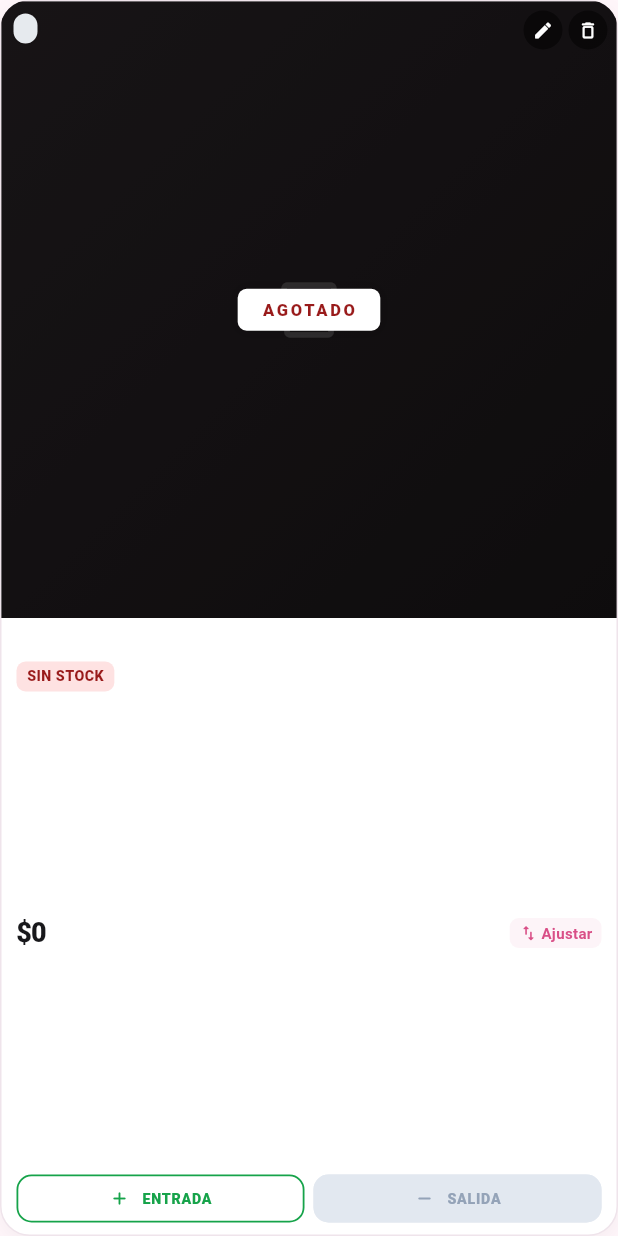
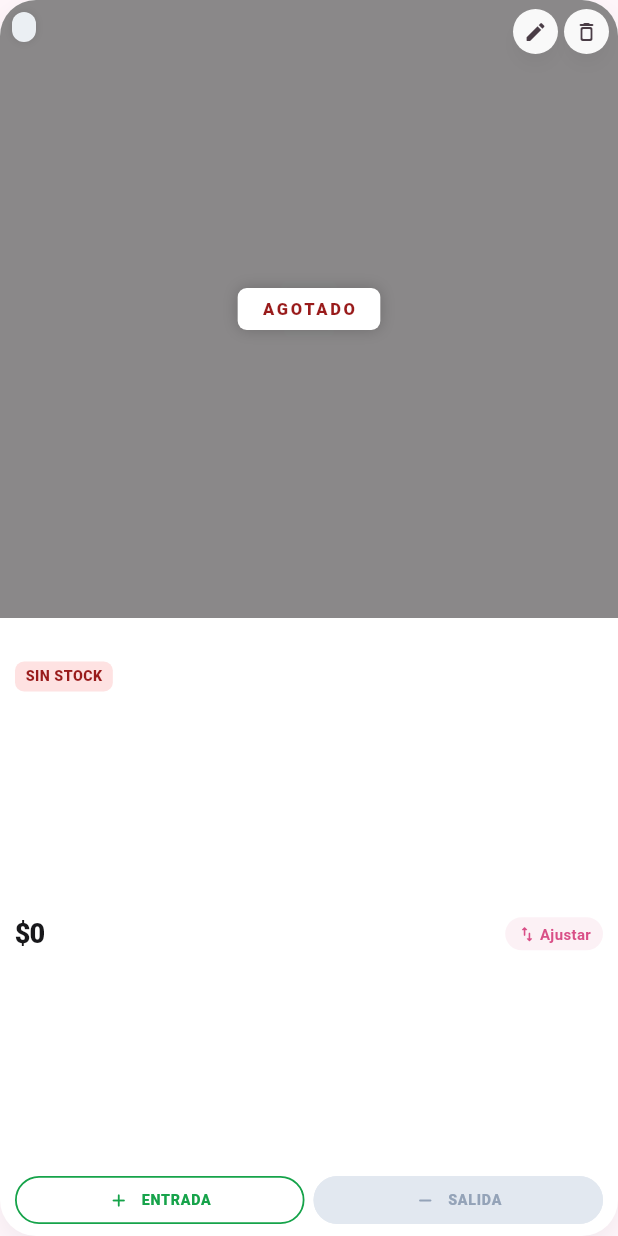
Before and after one commit to EnriqueLanda2/myLoveDepot, a Flutter app: the _CatalogProductCard widget shown alone on an empty page, opened directly with empty values, on a phone screen of 412 x 824 dp. Run offline on Flutter 3.47's test engine with Material 3 defaults, Android fonts, the phone set to English and light mode, and no system bars; our stand-ins replace image_picker, shared_preferences; missing offline and left inert: dart:js_interop; accounts and stored records are empty.

Commit message:
style: remove black frame from product cards and make them look more elegant and premium

```diff
--- a/lib/src/screens/home_screen.dart
+++ b/lib/src/screens/home_screen.dart
@@ -1434,20 +1434,14 @@ class _CatalogProductCardState extends State<_CatalogProductCard> {
         transformAlignment: Alignment.center,
         decoration: BoxDecoration(
           color: Colors.white,
-          borderRadius: BorderRadius.circular(20),
-          border: Border.all(
-            color: _hovering
-                ? _C.magenta.withValues(alpha: 0.3)
-                : const Color(0xffefe4eb),
-            width: _hovering ? 1.5 : 1,
-          ),
+          borderRadius: BorderRadius.circular(24),
           boxShadow: [
             BoxShadow(
               color: _hovering
-                  ? _C.magenta.withValues(alpha: 0.12)
-                  : Colors.black.withValues(alpha: 0.04),
-              blurRadius: _hovering ? 20 : 10,
-              offset: Offset(0, _hovering ? 8 : 4),
+                  ? _C.magenta.withValues(alpha: 0.15)
+                  : const Color(0xffe2d9e0).withValues(alpha: 0.5),
+              blurRadius: _hovering ? 24 : 16,
+              offset: Offset(0, _hovering ? 12 : 6),
             ),
           ],
         ),
@@ -1465,11 +1459,7 @@ class _CatalogProductCardState extends State<_CatalogProductCard> {
                   children: [
                     Container(
                       decoration: const BoxDecoration(
-                        gradient: LinearGradient(
-                          begin: Alignment.topLeft,
-                          end: Alignment.bottomRight,
-                          colors: [Color(0xff2a2428), Color(0xff1a1618)],
-                        ),
+                        color: Color(0xfffaf8f9),
                       ),
                       child: memoryBytes != null
                           ? Image.memory(memoryBytes, fit: BoxFit.cover)
@@ -1685,15 +1675,15 @@ class _CatalogProductCardState extends State<_CatalogProductCard> {
                         ),
                         InkWell(
                           onTap: widget.onStockDialog,
-                          borderRadius: BorderRadius.circular(8),
+                          borderRadius: BorderRadius.circular(16),
                           child: Container(
                             padding: const EdgeInsets.symmetric(
-                                horizontal: 6, vertical: 3),
+                                horizontal: 8, vertical: 4),
                             decoration: BoxDecoration(
                               color: _C.magenta
-                                  .withValues(alpha: 0.06),
+                                  .withValues(alpha: 0.08),
                               borderRadius:
-                                  BorderRadius.circular(6),
+                                  BorderRadius.circular(16),
                             ),
                             child: Row(
                               children: [
@@ -1735,7 +1725,7 @@ class _CatalogProductCardState extends State<_CatalogProductCard> {
                                 padding: EdgeInsets.zero,
                                 shape: RoundedRectangleBorder(
                                   borderRadius:
-                                      BorderRadius.circular(10),
+                                      BorderRadius.circular(24),
                                 ),
                                 textStyle: const TextStyle(
                                   fontSize: 9.5,
@@ -1753,7 +1743,7 @@ class _CatalogProductCardState extends State<_CatalogProductCard> {
                             child: Container(
                               decoration: BoxDecoration(
                                 borderRadius:
-                                    BorderRadius.circular(10),
+                                    BorderRadius.circular(24),
                                 gradient: isAgotado
                                     ? null
                                     : const LinearGradient(
@@ -1791,7 +1781,7 @@ class _CatalogProductCardState extends State<_CatalogProductCard> {
                                       RoundedRectangleBorder(
                                     borderRadius:
                                         BorderRadius.circular(
-                                            10),
+                                            24),
                                   ),
                                   textStyle: const TextStyle(
                                     fontSize: 9.5,
@@ -1826,14 +1816,16 @@ class _ImageActionBtn extends StatelessWidget {
   @override
   Widget build(BuildContext context) {
     return Material(
-      color: Colors.black.withValues(alpha: 0.5),
+      color: Colors.white.withValues(alpha: 0.95),
       shape: const CircleBorder(),
+      elevation: 4,
+      shadowColor: Colors.black.withValues(alpha: 0.15),
       clipBehavior: Clip.antiAlias,
       child: InkWell(
         onTap: onTap,
         child: Padding(
-          padding: const EdgeInsets.all(6),
-          child: Icon(icon, color: Colors.white, size: 14),
+          padding: const EdgeInsets.all(7),
+          child: Icon(icon, color: const Color(0xff4a3d46), size: 16),
         ),
       ),
     );
@@ -3039,14 +3031,13 @@ class _SummaryCard extends StatelessWidget {
     return Container(
       padding: const EdgeInsets.all(20),
       decoration: BoxDecoration(
-        color: _C.bgCard,
-        borderRadius: BorderRadius.circular(16),
-        border: Border.all(color: color.withValues(alpha: 0.2), width: 1),
+        color: Colors.white,
+        borderRadius: BorderRadius.circular(24),
         boxShadow: [
           BoxShadow(
-            color: color.withValues(alpha: 0.05),
-            blurRadius: 12,
-            offset: const Offset(0, 4),
+            color: color.withValues(alpha: 0.12),
+            blurRadius: 20,
+            offset: const Offset(0, 8),
           ),
         ],
       ),
```
